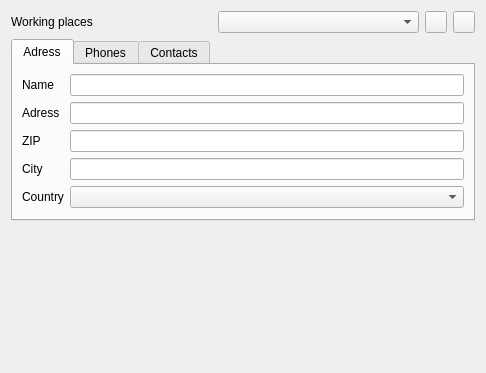
First picture: the form in plugins/accountplugin/preferences/sitespage.ui, repository FreeHealth/freehealth, before the edit.
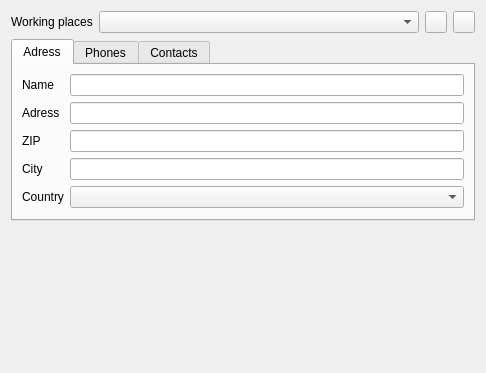
Second picture: the form after the edit. Custom widgets are drawn as their Qt base class.

Commit message: UI improvements in settings pages

What changed in the file:
```diff
--- a/plugins/accountplugin/preferences/sitespage.ui
+++ b/plugins/accountplugin/preferences/sitespage.ui
@@ -24,7 +24,14 @@
       </widget>
      </item>
      <item>
-      <widget class="QComboBox" name="wpComboBox"/>
+      <widget class="QComboBox" name="wpComboBox">
+       <property name="sizePolicy">
+        <sizepolicy hsizetype="Preferred" vsizetype="Fixed">
+         <horstretch>100</horstretch>
+         <verstretch>0</verstretch>
+        </sizepolicy>
+       </property>
+      </widget>
      </item>
      <item>
       <widget class="QPushButton" name="addButton">
```
The commit also changes 6 other files.
